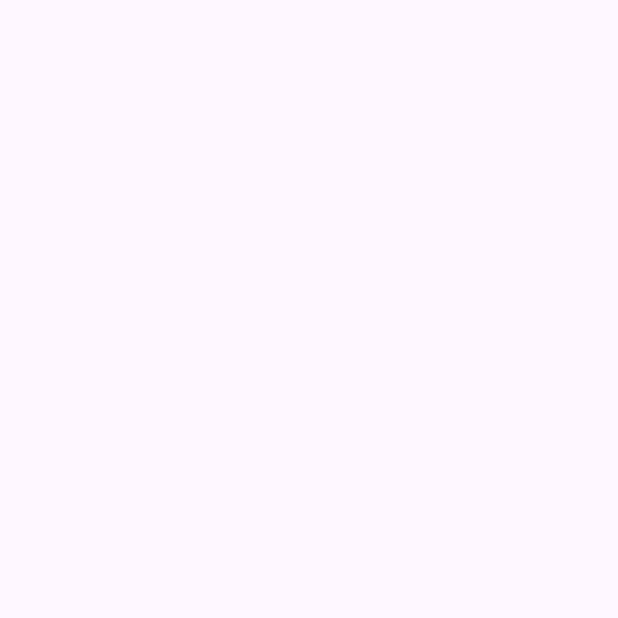
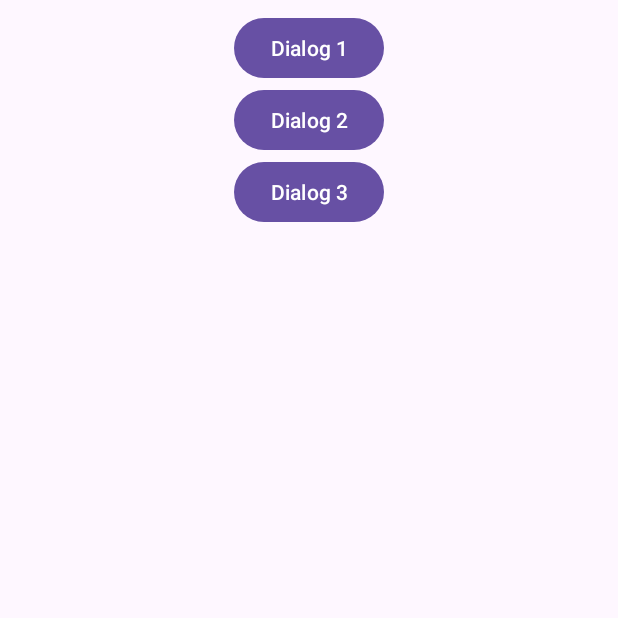
Before and after one commit to zeeshanchana95/android-fundamentals, an Android app: the screen it shows after launch (MainActivity), on a phone screen of 412 x 824 dp, the top half of it. Before the commit the part shown is empty. Run offline under Robolectric (Android 15) with nearby library versions, the phone set to English and light mode, and no system bars.

Commit message:
add different alert dialogs in app

```diff
--- a/app/src/main/java/com/example/tutorials/MainActivity.kt
+++ b/app/src/main/java/com/example/tutorials/MainActivity.kt
@@ -1,14 +1,9 @@
 package com.example.tutorials
-
-import android.app.Activity
-import android.content.Intent
 import android.os.Bundle
-import android.view.Menu
-import android.view.MenuItem
 import android.widget.Button
-import android.widget.ImageView
 import android.widget.Toast
 import androidx.activity.enableEdgeToEdge
+import androidx.appcompat.app.AlertDialog
 import androidx.appcompat.app.AppCompatActivity
 import androidx.core.view.ViewCompat
 import androidx.core.view.WindowInsetsCompat
@@ -25,21 +20,63 @@ class MainActivity : AppCompatActivity() {
             insets
         }
 
+        val btnDialog1 = findViewById<Button>(R.id.btnDialog1)
+        val btnDialog2 = findViewById<Button>(R.id.btnDialog2)
+        val btnDialog3 = findViewById<Button>(R.id.btnDialog3)
+
+        val addContactDialog = AlertDialog.Builder(this)
+            .setTitle("Add Contact")
+            .setMessage("Do you want to add Mr. Poop to your contacts list.")
+            .setIcon(R.drawable.ic_add_contact)
+            .setPositiveButton("Yes") { _, _ ->
+                Toast.makeText(this, "You added Mr. Poop to your contact list.", Toast.LENGTH_SHORT).show()
+            }
+            .setNegativeButton("No") { _, _ ->
+                Toast.makeText(this, "You didn't add Mr. Poop to your contact list.", Toast.LENGTH_SHORT).show()
+            }.create()
+
+        btnDialog1.setOnClickListener {
+            addContactDialog.show()
+        }
+
+        val options = arrayOf("First Item", "Second Item", "Third Item")
+        val singleChoiceDialog = AlertDialog.Builder(this)
+            .setTitle("Choose one of these options")
+            .setSingleChoiceItems(options, 0) { dialogInterface, i ->
+                Toast.makeText(this, "You clicked on ${options[i]}.", Toast.LENGTH_SHORT).show()
+            }
+            .setPositiveButton("Accept") { _, _ ->
+                Toast.makeText(this, "You accepted the SingleChoiceDialog", Toast.LENGTH_SHORT).show()
+            }
+            .setNegativeButton("Decline") { _, _ ->
+                Toast.makeText(this, "You Decined the single choice dialog.", Toast.LENGTH_SHORT).show()
+            }.create()
+
+        btnDialog2.setOnClickListener {
+            singleChoiceDialog.show()
+        }
+
+
+        val multiChoiceDialog = AlertDialog.Builder(this)
+            .setTitle("Choose one of these options")
+            .setMultiChoiceItems(options, booleanArrayOf(false, false, false)) { _, i, isChecked ->
+                if(isChecked) {
+                    Toast.makeText(this, "You checked ${options[i]}", Toast.LENGTH_SHORT).show()
+                } else {
+                    Toast.makeText(this, "You unchecked ${options[i]}", Toast.LENGTH_SHORT).show()
+                }
+            }
+            .setPositiveButton("Accept") { _, _ ->
+                Toast.makeText(this, "You accepted the MultiChoiceDialog", Toast.LENGTH_SHORT).show()
+            }
+            .setNegativeButton("Decline") { _, _ ->
+                Toast.makeText(this, "You Declined the MultiChoiceDialog.", Toast.LENGTH_SHORT).show()
+            }.create()
+
+        btnDialog3.setOnClickListener {
+            multiChoiceDialog.show()
+        }
     }
 
-    override fun onCreateOptionsMenu(menu: Menu?): Boolean {
-        menuInflater.inflate(R.menu.app_bar_menu, menu)
-        return true
-    }
 
-    override fun onOptionsItemSelected(item: MenuItem): Boolean {
-        when(item.itemId) {
-            R.id.miAddContact -> Toast.makeText(this, "You clicked on Add Contact", Toast.LENGTH_SHORT).show()
-            R.id.miFavorites -> Toast.makeText(this, "You clicked on Add Favorites", Toast.LENGTH_SHORT).show()
-            R.id.miSettings -> Toast.makeText(this, "You clicked on Add Settings", Toast.LENGTH_SHORT).show()
-            R.id.miFeedback -> Toast.makeText(this, "You clicked on Feedback", Toast.LENGTH_SHORT).show()
-            R.id.miClose -> finish()
-        }
-        return true
-    }
 }
--- /dev/null
+++ b/app/src/main/res/drawable-anydpi/ic_add_contact.xml
@@ -0,0 +1,11 @@
+<vector xmlns:android="http://schemas.android.com/apk/res/android"
+    android:width="24dp"
+    android:height="24dp"
+    android:viewportWidth="24"
+    android:viewportHeight="24"
+    android:tint="#000000"
+    android:alpha="0.8">
+  <path
+      android:fillColor="@android:color/white"
+      android:pathData="M20,2H4.01c-1.1,0 -2,0.9 -2,2L2,22l4,-4h14c1.1,0 2,-0.9 2,-2V4C22,2.9 21.1,2 20,2zM12,6c1.1,0 2,0.9 2,2s-0.9,2 -2,2s-2,-0.9 -2,-2S10.9,6 12,6zM16,14H8v-0.57c0,-0.81 0.48,-1.53 1.22,-1.85C10.07,11.21 11.01,11 12,11c0.99,0 1.93,0.21 2.78,0.58C15.52,11.9 16,12.62 16,13.43V14z"/>
+</vector>
--- a/app/src/main/res/layout/activity_main.xml
+++ b/app/src/main/res/layout/activity_main.xml
@@ -9,4 +9,33 @@
     android:padding="16dp"
     tools:context=".MainActivity">
 
+    <Button
+        android:id="@+id/btnDialog1"
+        android:layout_width="wrap_content"
+        android:layout_height="wrap_content"
+        android:layout_marginTop="8dp"
+        android:text="Dialog 1"
+        app:layout_constraintEnd_toEndOf="parent"
+        app:layout_constraintStart_toStartOf="parent"
+        app:layout_constraintTop_toTopOf="parent" />
+
+    <Button
+        android:id="@+id/btnDialog2"
+        android:layout_width="wrap_content"
+        android:layout_height="wrap_content"
+        android:text="Dialog 2"
+        app:layout_constraintEnd_toEndOf="parent"
+        app:layout_constraintHorizontal_bias="0.5"
+        app:layout_constraintStart_toStartOf="parent"
+        app:layout_constraintTop_toBottomOf="@+id/btnDialog1" />
+
+    <Button
+        android:id="@+id/btnDialog3"
+        android:layout_width="wrap_content"
+        android:layout_height="wrap_content"
+        android:text="Dialog 3"
+        app:layout_constraintEnd_toEndOf="parent"
+        app:layout_constraintHorizontal_bias="0.5"
+        app:layout_constraintStart_toStartOf="parent"
+        app:layout_constraintTop_toBottomOf="@+id/btnDialog2" />
 </androidx.constraintlayout.widget.ConstraintLayout>
```
Also changed, not shown: app/src/main/res/drawable-hdpi/ic_add_contact.png (added), app/src/main/res/drawable-mdpi/ic_add_contact.png (added), app/src/main/res/drawable-xhdpi/ic_add_contact.png (added), app/src/main/res/drawable-xxhdpi/ic_add_contact.png (added).
